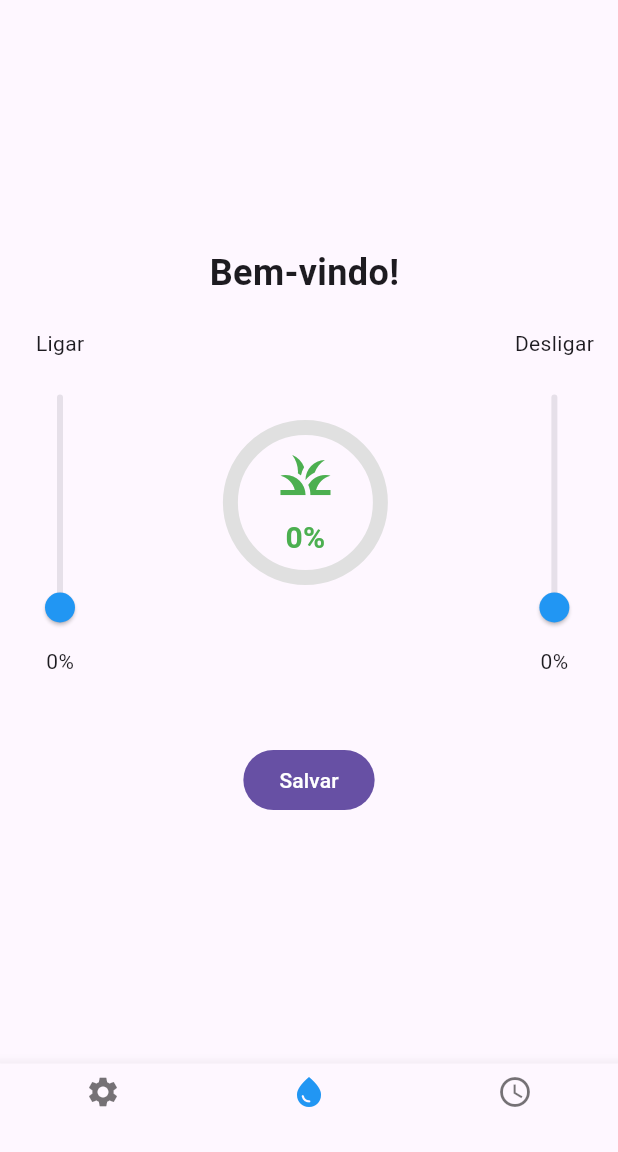
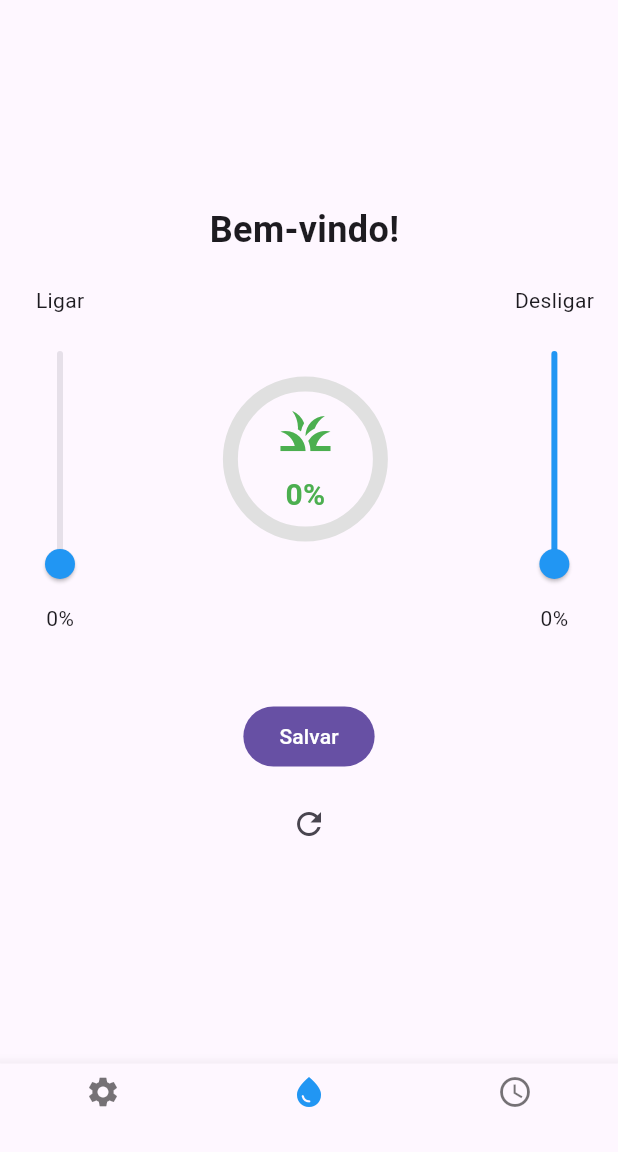
Before and after one commit to gbrribeiro/uniwater_client, a Flutter app: the UniWaterHomePage screen opened directly with empty values, on a phone screen of 412 x 824 dp, the part 84-1236 px from its top. Run offline on Flutter 3.47's test engine with Material 3 defaults, Android fonts, the phone set to English and light mode, and no system bars; our stand-ins replace font_awesome_flutter; accounts and stored records are empty; network calls fail.

Commit message:
fix: slider

```diff
--- a/lib/Views/UniWaterHomePage.dart
+++ b/lib/Views/UniWaterHomePage.dart
@@ -23,12 +23,6 @@ class _UniWaterHomePageState extends State<UniWaterHomePage> {
   bool controleUmidade = true;
   bool isLoading = false;
 
-  void startRepeatingFunction() {
-    Timer.periodic(const Duration(seconds: 4), (timer) {
-      getStreaming();
-    });
-  }
-
   void getStreaming() async {
     var ret = await apiService.getStreamingData();
     setState(() {
@@ -52,10 +46,13 @@ class _UniWaterHomePageState extends State<UniWaterHomePage> {
   }
 
   @override
+  void initState() {
+    getStreaming();
+    super.initState();
+  }
+
+  @override
   Widget build(BuildContext context) {
-    getStreaming();
-    startRepeatingFunction();
-
     return Stack(
       children: [
         Scaffold(
@@ -164,7 +161,9 @@ class _UniWaterHomePageState extends State<UniWaterHomePage> {
                             min: 0,
                             max: 100,
                             divisions: 100,
-                            activeColor: Colors.blue,
+                            activeColor: Colors.black.withOpacity(0.1),
+                            thumbColor: Colors.blue,
+                            inactiveColor: Colors.blue,
                             onChanged: controleUmidade
                                 ? (value) {
                                     setState(() {
@@ -197,7 +196,15 @@ class _UniWaterHomePageState extends State<UniWaterHomePage> {
                 // ),
                 SizedBox(height: 25),
                 FilledButton(
-                    onPressed: () => saveChanges(), child: const Text("Salvar"))
+                  onPressed: () => saveChanges(),
+                  child: const Text("Salvar"),
+                ),
+                SizedBox(
+                  height: 10,
+                ),
+                IconButton(
+                    onPressed: () => getStreaming(),
+                    icon: const Icon(Icons.refresh))
               ],
             ),
           ),
```
